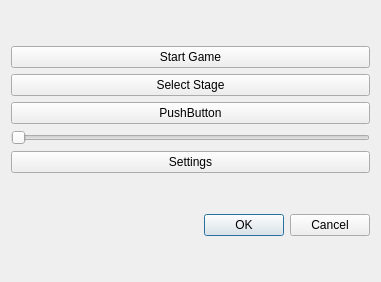
Qt form gamemenu.ui (soraxas/SpaceInvader) before a commit.
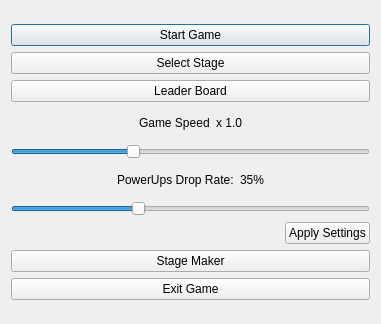
The same form after that commit.

Commit message: worked on game menu

What changed in the file:
```diff
--- a/gamemenu.ui
+++ b/gamemenu.ui
@@ -7,7 +7,7 @@
     <x>0</x>
     <y>0</y>
     <width>381</width>
-    <height>282</height>
+    <height>324</height>
    </rect>
   </property>
   <property name="mouseTracking">
@@ -20,16 +20,6 @@
    <double>0.950000000000000</double>
   </property>
   <layout class="QGridLayout" name="gridLayout">
-   <item row="3" column="0">
-    <widget class="QDialogButtonBox" name="buttonBox">
-     <property name="orientation">
-      <enum>Qt::Horizontal</enum>
-     </property>
-     <property name="standardButtons">
-      <set>QDialogButtonBox::Cancel|QDialogButtonBox::Ok</set>
-     </property>
-    </widget>
-   </item>
    <item row="2" column="0">
     <layout class="QVBoxLayout" name="verticalLayout_2">
      <item>
@@ -49,24 +39,198 @@
      <item>
       <widget class="QPushButton" name="pushButton_4">
        <property name="text">
-        <string>PushButton</string>
+        <string>Leader Board</string>
        </property>
       </widget>
      </item>
      <item>
-      <widget class="QSlider" name="horizontalSlider">
+      <layout class="QHBoxLayout" name="GameSpeedHorizontalLayout">
+       <item>
+        <spacer name="horizontalSpacer_2">
+         <property name="orientation">
+          <enum>Qt::Horizontal</enum>
+         </property>
+         <property name="sizeHint" stdset="0">
+          <size>
+           <width>5</width>
+           <height>20</height>
+          </size>
+         </property>
+        </spacer>
+       </item>
+       <item>
+        <widget class="QLabel" name="label">
+         <property name="maximumSize">
+          <size>
+           <width>16777215</width>
+           <height>30</height>
+          </size>
+         </property>
+         <property name="text">
+          <string>Game Speed</string>
+         </property>
+        </widget>
+       </item>
+       <item>
+        <widget class="QLabel" name="speedModifier">
+         <property name="maximumSize">
+          <size>
+           <width>16777215</width>
+           <height>30</height>
+          </size>
+         </property>
+         <property name="layoutDirection">
+          <enum>Qt::LeftToRight</enum>
+         </property>
+         <property name="text">
+          <string>x 1.0</string>
+         </property>
+         <property name="alignment">
+          <set>Qt::AlignRight|Qt::AlignTrailing|Qt::AlignVCenter</set>
+         </property>
+        </widget>
+       </item>
+       <item>
+        <spacer name="horizontalSpacer">
+         <property name="orientation">
+          <enum>Qt::Horizontal</enum>
+         </property>
+         <property name="sizeHint" stdset="0">
+          <size>
+           <width>5</width>
+           <height>20</height>
+          </size>
+         </property>
+        </spacer>
+       </item>
+      </layout>
+     </item>
+     <item>
+      <widget class="QSlider" name="gameSpeedSlider">
+       <property name="minimum">
+        <number>5</number>
+       </property>
+       <property name="maximum">
+        <number>20</number>
+       </property>
        <property name="singleStep">
         <number>1</number>
        </property>
+       <property name="value">
+        <number>10</number>
+       </property>
        <property name="orientation">
         <enum>Qt::Horizontal</enum>
        </property>
       </widget>
      </item>
+     <item>
+      <layout class="QHBoxLayout" name="DropRateHorizontalLayout">
+       <item>
+        <spacer name="horizontalSpacer_3">
+         <property name="orientation">
+          <enum>Qt::Horizontal</enum>
+         </property>
+         <property name="sizeHint" stdset="0">
+          <size>
+           <width>40</width>
+           <height>20</height>
+          </size>
+         </property>
+        </spacer>
+       </item>
+       <item>
+        <widget class="QLabel" name="label_3">
+         <property name="maximumSize">
+          <size>
+           <width>16777215</width>
+           <height>30</height>
+          </size>
+         </property>
+         <property name="text">
+          <string>PowerUps Drop Rate:</string>
+         </property>
+        </widget>
+       </item>
+       <item>
+        <widget class="QLabel" name="dropRate">
+         <property name="maximumSize">
+          <size>
+           <width>16777215</width>
+           <height>30</height>
+          </size>
+         </property>
+         <property name="text">
+          <string>35%</string>
+         </property>
+         <property name="alignment">
+          <set>Qt::AlignRight|Qt::AlignTrailing|Qt::AlignVCenter</set>
+         </property>
+        </widget>
+       </item>
+       <item>
+        <spacer name="horizontalSpacer_4">
+         <property name="orientation">
+          <enum>Qt::Horizontal</enum>
+         </property>
+         <property name="sizeHint" stdset="0">
+          <size>
+           <width>40</width>
+           <height>20</height>
+          </size>
+         </property>
+        </spacer>
+       </item>
+      </layout>
+     </item>
+     <item>
+      <widget class="QSlider" name="dropRateSlider">
+       <property name="maximum">
+        <number>100</number>
+       </property>
+       <property name="value">
+        <number>35</number>
+       </property>
+       <property name="orientation">
+        <enum>Qt::Horizontal</enum>
+       </property>
+      </widget>
+     </item>
+     <item>
+      <layout class="QHBoxLayout" name="horizontalLayout_3">
+       <item>
+        <spacer name="horizontalSpacer_5">
+         <property name="orientation">
+          <enum>Qt::Horizontal</enum>
+         </property>
+         <property name="sizeHint" stdset="0">
+          <size>
+           <width>40</width>
+           <height>20</height>
+          </size>
+         </property>
+        </spacer>
+       </item>
+       <item>
+        <widget class="QPushButton" name="applySetting">
+         <property name="text">
+          <string>Apply Settings</string>
+         </property>
+        </widget>
+       </item>
+      </layout>
+     </item>
      <item>
       <widget class="QPushButton" name="pushButton_3">
        <property name="text">
-        <string>Settings</string>
+        <string>Stage Maker</string>
+       </property>
+      </widget>
+     </item>
+     <item>
+      <widget class="QPushButton" name="pushButton_6">
+       <property name="text">
+        <string>Exit Game</string>
        </property>
       </widget>
      </item>
```
Left out of the diff: 35 changed lines with no effect on the pictures. The commit also changes 6 other files.
